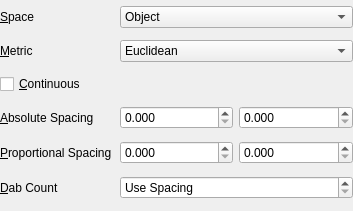
First picture: the form in src/strokeeditorwidget.ui, repository not-surt/GfxPaint, before the edit.
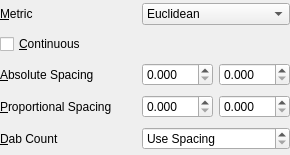
Second picture: the form after the edit.

Commit message: Cleanup and tool space menu.

Diff of the .ui file:
```diff
--- a/src/strokeeditorwidget.ui
+++ b/src/strokeeditorwidget.ui
@@ -6,8 +6,8 @@
    <rect>
     <x>0</x>
     <y>0</y>
-    <width>353</width>
-    <height>211</height>
+    <width>290</width>
+    <height>155</height>
    </rect>
   </property>
   <property name="sizePolicy">
@@ -19,7 +19,7 @@
   <property name="windowTitle">
    <string>Form</string>
   </property>
-  <layout class="QGridLayout" name="gridLayout" columnstretch="1,1,1">
+  <layout class="QGridLayout" name="gridLayout" columnstretch="1,0,0">
    <property name="leftMargin">
     <number>0</number>
    </property>
@@ -32,7 +32,7 @@
    <property name="bottomMargin">
     <number>0</number>
    </property>
-   <item row="4" column="2">
+   <item row="3" column="2">
     <widget class="QDoubleSpinBox" name="proportionalSpacingHeightSpinBox">
      <property name="decimals">
       <number>3</number>
@@ -48,7 +48,66 @@
      </property>
     </widget>
    </item>
-   <item row="5" column="1" colspan="2">
+   <item row="2" column="2">
+    <widget class="QDoubleSpinBox" name="absoluteSpacingHeightSpinBox">
+     <property name="decimals">
+      <number>3</number>
+     </property>
+     <property name="minimum">
+      <double>0.000000000000000</double>
+     </property>
+     <property name="maximum">
+      <double>512.000000000000000</double>
+     </property>
+    </widget>
+   </item>
+   <item row="2" column="0">
+    <widget class="QLabel" name="absoluteSpacingLabel">
+     <property name="text">
+      <string>&amp;Absolute Spacing</string>
+     </property>
+     <property name="buddy">
+      <cstring>absoluteSpacingWidthSpinBox</cstring>
+     </property>
+    </widget>
+   </item>
+   <item row="3" column="1">
+    <widget class="QDoubleSpinBox" name="proportionalSpacingWidthSpinBox">
+     <property name="decimals">
+      <number>3</number>
+     </property>
+     <property name="minimum">
+      <double>0.000000000000000</double>
+     </property>
+     <property name="maximum">
+      <double>16.000000000000000</double>
+     </property>
+     <property name="singleStep">
+      <double>0.062500000000000</double>
+     </property>
+    </widget>
+   </item>
+   <item row="3" column="0">
+    <widget class="QLabel" name="proportionalSpacingLabel">
+     <property name="text">
+      <string>&amp;Proportional Spacing</string>
+     </property>
+     <property name="buddy">
+      <cstring>proportionalSpacingWidthSpinBox</cstring>
+     </property>
+    </widget>
+   </item>
+   <item row="0" column="0">
+    <widget class="QLabel" name="metricLabel">
+     <property name="text">
+      <string>&amp;Metric</string>
+     </property>
+     <property name="buddy">
+      <cstring>metricComboBox</cstring>
+     </property>
+    </widget>
+   </item>
+   <item row="4" column="1" colspan="2">
     <widget class="QSpinBox" name="dabCountSpinBox">
      <property name="specialValueText">
       <string>Use Spacing</string>
@@ -58,7 +117,7 @@
      </property>
     </widget>
    </item>
-   <item row="5" column="0">
+   <item row="4" column="0">
     <widget class="QLabel" name="dabCountLabel">
      <property name="text">
       <string>&amp;Dab Count</string>
@@ -68,33 +127,7 @@
      </property>
     </widget>
    </item>
-   <item row="4" column="1">
-    <widget class="QDoubleSpinBox" name="proportionalSpacingWidthSpinBox">
-     <property name="decimals">
-      <number>3</number>
-     </property>
-     <property name="minimum">
-      <double>0.000000000000000</double>
-     </property>
-     <property name="maximum">
-      <double>16.000000000000000</double>
-     </property>
-     <property name="singleStep">
-      <double>0.062500000000000</double>
-     </property>
-    </widget>
-   </item>
-   <item row="0" column="0">
-    <widget class="QLabel" name="spaceLabel">
-     <property name="text">
-      <string>&amp;Space</string>
-     </property>
-     <property name="buddy">
-      <cstring>spaceComboBox</cstring>
-     </property>
-    </widget>
-   </item>
-   <item row="3" column="1">
+   <item row="2" column="1">
     <widget class="QDoubleSpinBox" name="absoluteSpacingWidthSpinBox">
      <property name="decimals">
       <number>3</number>
@@ -107,81 +140,14 @@
      </property>
     </widget>
    </item>
-   <item row="0" column="1" colspan="2">
-    <widget class="QComboBox" name="spaceComboBox">
-     <item>
-      <property name="text">
-       <string>Object</string>
-      </property>
-     </item>
-     <item>
-      <property name="text">
-       <string>Object Aspect-corrected</string>
-      </property>
-     </item>
-     <item>
-      <property name="text">
-       <string>World</string>
-      </property>
-     </item>
-     <item>
-      <property name="text">
-       <string>View</string>
-      </property>
-     </item>
-    </widget>
-   </item>
-   <item row="3" column="2">
-    <widget class="QDoubleSpinBox" name="absoluteSpacingHeightSpinBox">
-     <property name="decimals">
-      <number>3</number>
-     </property>
-     <property name="minimum">
-      <double>0.000000000000000</double>
-     </property>
-     <property name="maximum">
-      <double>512.000000000000000</double>
-     </property>
-    </widget>
-   </item>
-   <item row="2" column="0" colspan="3">
+   <item row="1" column="0" colspan="3">
     <widget class="QCheckBox" name="continuousCheckBox">
      <property name="text">
       <string>&amp;Continuous</string>
      </property>
     </widget>
    </item>
-   <item row="4" column="0">
-    <widget class="QLabel" name="proportionalSpacingLabel">
-     <property name="text">
-      <string>&amp;Proportional Spacing</string>
-     </property>
-     <property name="buddy">
-      <cstring>proportionalSpacingWidthSpinBox</cstring>
-     </property>
-    </widget>
-   </item>
-   <item row="3" column="0">
-    <widget class="QLabel" name="absoluteSpacingLabel">
-     <property name="text">
-      <string>&amp;Absolute Spacing</string>
-     </property>
-     <property name="buddy">
-      <cstring>absoluteSpacingWidthSpinBox</cstring>
-     </property>
-    </widget>
-   </item>
-   <item row="1" column="0">
-    <widget class="QLabel" name="metricLabel">
-     <property name="text">
-      <string>&amp;Metric</string>
-     </property>
-     <property name="buddy">
-      <cstring>metricComboBox</cstring>
-     </property>
-    </widget>
-   </item>
-   <item row="1" column="1" colspan="2">
+   <item row="0" column="1" colspan="2">
     <widget class="QComboBox" name="metricComboBox">
      <item>
       <property name="text">
```
Left out of the diff: 1 changed line with no effect on the pictures. The commit also changes 17 other files.
